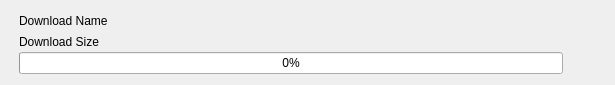
LeFroid/Viper-Browser, file Browser/Downloads/downloaditem.ui: the form before one commit.
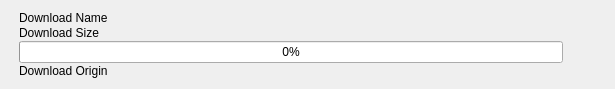
The form after the commit. Icons and pictures are not drawn.

Commit message: Download system: Re-implemented with QWebEngine. not yet implemented for private browsing

What changed in the file:
```diff
--- a/Browser/Downloads/downloaditem.ui
+++ b/Browser/Downloads/downloaditem.ui
@@ -62,6 +62,13 @@
        </property>
       </widget>
      </item>
+     <item>
+      <widget class="QLabel" name="labelDownloadSource">
+       <property name="text">
+        <string>Download Origin</string>
+       </property>
+      </widget>
+     </item>
     </layout>
    </item>
    <item>
```
The commit also changes 16 other files.
